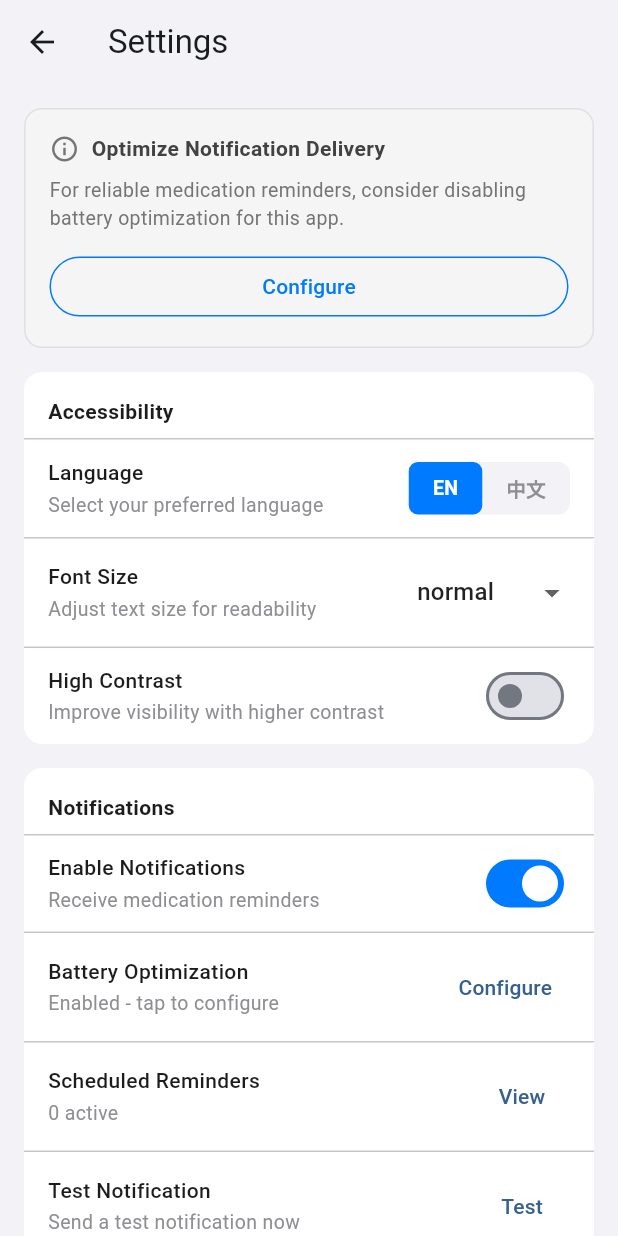
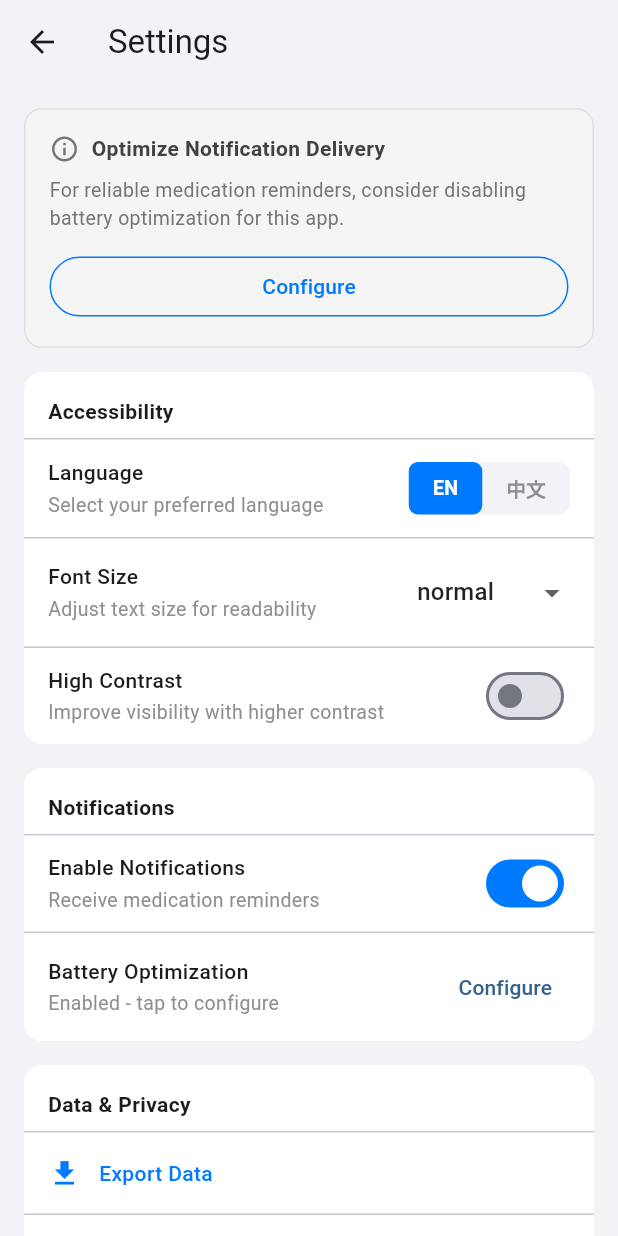
Before and after one commit to cs100591/medtimer, a Flutter app: the SettingsPage screen opened directly, on a phone screen of 412 x 824 dp. Run offline on Flutter 3.47's test engine with Material 3 defaults, Android fonts, the phone set to English and light mode, and no system bars; our stand-ins replace dio, flutter_local_notifications, flutter_riverpod, shared_preferences, timezone; missing offline and left inert: disable_battery_optimization, mobile_scanner; accounts and stored records are empty.

Commit message:
Remove developer/test options from settings - production ready

```diff
--- a/apps/mobile/lib/presentation/pages/settings_page.dart
+++ b/apps/mobile/lib/presentation/pages/settings_page.dart
@@ -1,6 +1,5 @@
 import 'package:flutter/material.dart';
 import 'package:flutter_riverpod/flutter_riverpod.dart';
-import 'package:flutter_local_notifications/flutter_local_notifications.dart';
 import 'package:shared_preferences/shared_preferences.dart';
 import '../../core/constants/app_constants.dart';
 import '../../services/notification_service.dart';
@@ -17,25 +16,18 @@
 class _SettingsPageState extends ConsumerState<SettingsPage> {
   bool _notificationsEnabled = true;
   bool _saved = false;
-  int _scheduledNotificationsCount = 0;
   bool _batteryOptimizationDisabled = false;
 
   @override
   void initState() {
     super.initState();
     _loadNotificationSetting();
-    _loadScheduledNotificationsCount();
     _checkBatteryOptimization();
   }
 
   Future<void> _loadNotificationSetting() async {
     final enabled = await NotificationService().areNotificationsEnabled();
     if (mounted) setState(() => _notificationsEnabled = enabled);
-  }
-
-  Future<void> _loadScheduledNotificationsCount() async {
-    final pending = await NotificationService().getPendingNotifications();
-    if (mounted) setState(() => _scheduledNotificationsCount = pending.length);
   }
 
   Future<void> _checkBatteryOptimization() async {
@@ -217,7 +209,6 @@
                 onChanged: (value) async {
                   await NotificationService().setNotificationsEnabled(value);
                   setState(() => _notificationsEnabled = value);
-                  await _loadScheduledNotificationsCount();
                   _showSaved();
                 },
               ),
@@ -234,54 +225,6 @@
                     await _checkBatteryOptimization();
                   },
                   child: const Text('Configure'),
-                ),
-              ),
-              const Divider(height: 1),
-              _buildListItem(
-                title: 'Scheduled Reminders',
-                subtitle: '$_scheduledNotificationsCount active',
-                trailing: TextButton(
-                  onPressed: () async {
-                    await _loadScheduledNotificationsCount();
-                    if (!mounted) return;
-                    final pending = await NotificationService().getPendingNotifications();
-                    if (!mounted) return;
-                    _showPendingNotificationsDialog(pending);
-                  },
-                  child: const Text('View'),
-                ),
-              ),
-              const Divider(height: 1),
-              _buildListItem(
-                title: 'Test Notification',
-                subtitle: 'Send a test notification now',
-                trailing: TextButton(
-                  onPressed: () async {
-                    final messenger = ScaffoldMessenger.of(context);
-                    await NotificationService().showTestNotification();
-                    messenger.showSnackBar(
-                      const SnackBar(content: Text('Test notification sent')),
-                    );
-                  },
-                  child: const Text('Test'),
-                ),
-              ),
-              const Divider(height: 1),
-              _buildListItem(
-                title: 'Schedule Test',
-                subtitle: 'Schedule notification in 10 seconds',
-                trailing: TextButton(
-                  onPressed: () async {
-                    final messenger = ScaffoldMessenger.of(context);
-                    await NotificationService().scheduleTestNotification();
-                    messenger.showSnackBar(
-                      const SnackBar(
-                        content: Text('Test notification scheduled for 10 seconds'),
-                      ),
-                    );
-                    await _loadScheduledNotificationsCount();
-                  },
-                  child: const Text('Schedule'),
                 ),
               ),
             ],
@@ -601,36 +544,6 @@
     );
   }
 
-  void _showPendingNotificationsDialog(List<PendingNotificationRequest> pending) {
-    showDialog(
-      context: context,
-      builder: (ctx) => AlertDialog(
-        title: const Text('Scheduled Notifications'),
-        content: SizedBox(
-          width: double.maxFinite,
-          child: pending.isEmpty
-              ? const Text('No scheduled notifications')
-              : ListView.builder(
-                  shrinkWrap: true,
-                  itemCount: pending.length,
-                  itemBuilder: (context, index) {
-                    return ListTile(
-                      title: Text(pending[index].title ?? 'Notification'),
-                      subtitle: Text(pending[index].body ?? ''),
-                    );
-                  },
-                ),
-        ),
-        actions: [
-          TextButton(
-            onPressed: () => Navigator.pop(ctx),
-            child: const Text('Close'),
-          ),
-        ],
-      ),
-    );
-  }
-
   void _exportData() {
     ScaffoldMessenger.of(context).showSnackBar(
       const SnackBar(content: Text('📥 Exporting data...')),
```
